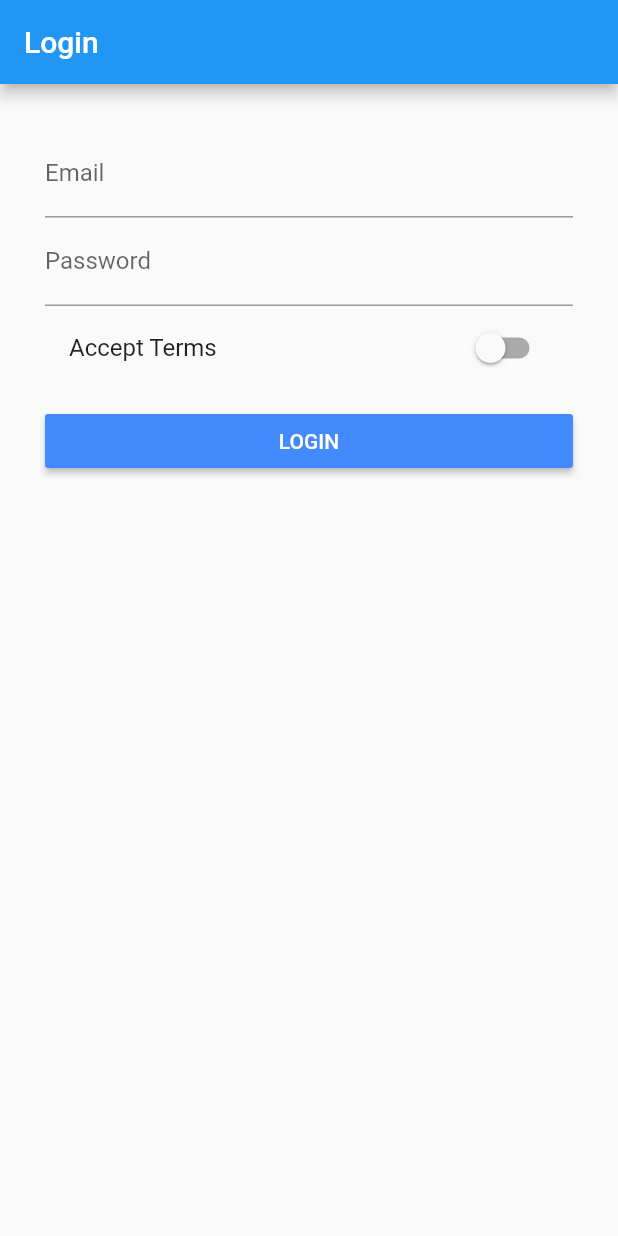
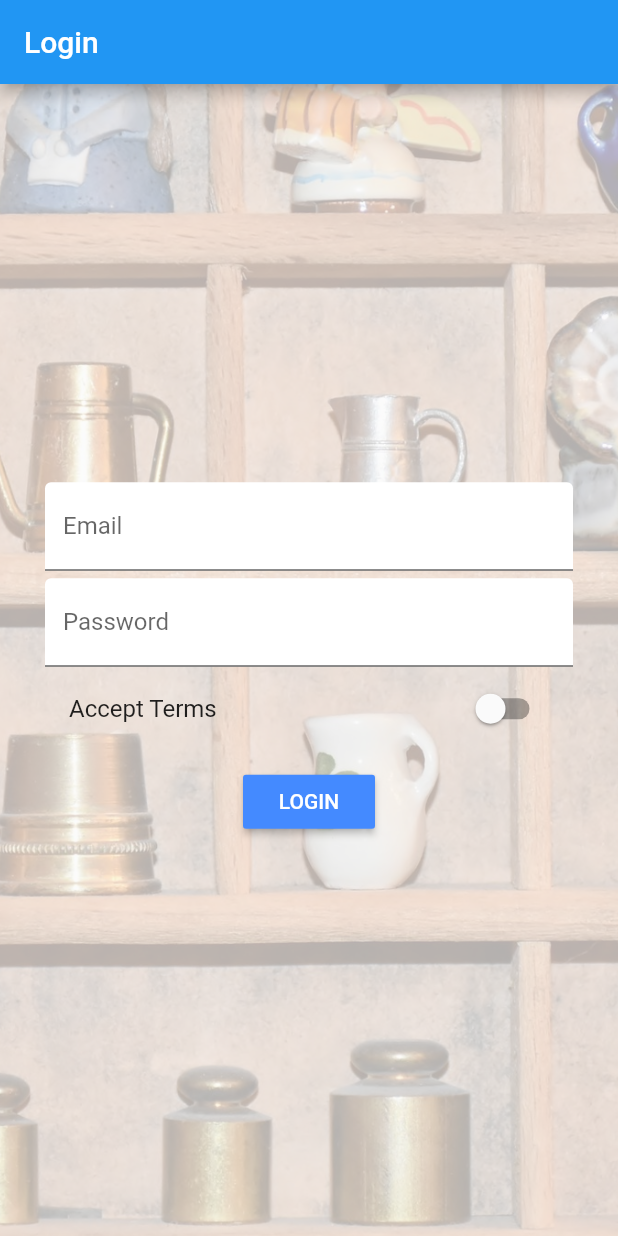
Before and after one commit to thiZguy/FlutterCourse, a Flutter app: the screen it shows after launch, on a phone screen of 412 x 824 dp. Run offline on Flutter 3.47's test engine with Material 2 defaults, Android fonts, the phone set to English and light mode, and no system bars.

Commit message:
advances with decoration

```diff
--- a/lib/screens/auth.dart
+++ b/lib/screens/auth.dart
@@ -20,14 +20,23 @@ class AuthScreenState extends State<AuthScreen> {
           title: Text('Login'),
         ),
         body: Container(
-          margin: EdgeInsets.all(30.0),
+          decoration: BoxDecoration(
+              image: DecorationImage(
+                  fit: BoxFit.cover,
+                  image: AssetImage('assets/background.jpg'),
+                  colorFilter: ColorFilter.mode(
+                      Colors.black.withOpacity(0.3), BlendMode.dstATop))),
+          padding: EdgeInsets.all(30.0),
           child: Center(
-              child: ListView(
+            child: SingleChildScrollView(
+              child: Column(
                   children: <Widget>[
                     TextField(
                       keyboardType: TextInputType.emailAddress,
                       decoration: InputDecoration(
                         labelText: 'Email',
+                        filled: true,
+                        fillColor: Colors.white,
                       ),
                       onChanged: (String email) {
                         setState(() {
@@ -35,9 +44,14 @@ class AuthScreenState extends State<AuthScreen> {
                         });
                       },
                     ),
+                    SizedBox(
+                      height: 5.0
+                    ),
                     TextField(
                       decoration: InputDecoration(
                         labelText: 'Password',
+                        filled: true,
+                        fillColor: Colors.white,
                       ),
                       onChanged: (String password) {
                         setState(() {
@@ -68,7 +82,9 @@ class AuthScreenState extends State<AuthScreen> {
                       child: Text('LOGIN'),
                     )
                   ],
-          )),
+              ),
+            ),
+          ),
         ));
   }
 }
--- a/pubspec.yaml
+++ b/pubspec.yaml
@@ -28,6 +28,7 @@ flutter:
   # To add assets to your application, add an assets section, like this:
   assets:
     - assets/food.jpg
+    - assets/background.jpg
   #  - images/a_dot_ham.jpeg
 
   # An image asset can refer to one or more resolution-specific "variants", see
@@ -44,7 +45,7 @@ flutter:
   fonts:
     - family: Oswald
       fonts:
-        - asset: fonts/Oswald-Bold.ttf
+        - asset: assets/Oswald-Bold.ttf
           weight: 700
   #       - asset: fonts/Schyler-Italic.ttf
   #         style: italic
```
Also changed, not shown: lib/products.dart (+26 -1 lines), assets/background.jpg (added). Lines whose indentation alone changed are shown as unchanged.
